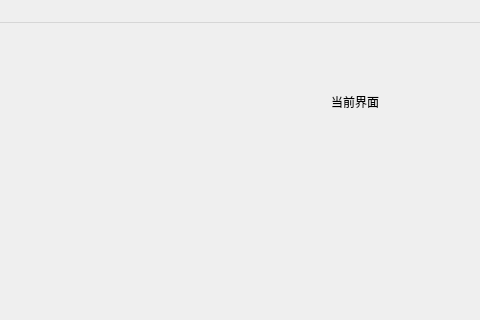
3548848289/SmartDesk, file ui/mainwindow.ui: the form before one commit; both pictures show x 269 to 749 and y 0 to 320 of the 1000 by 700 pixel window.
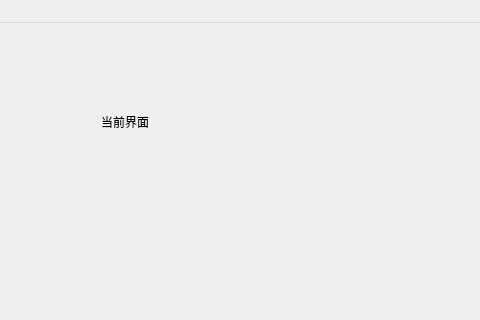
The form after the commit. Icons and pictures are not drawn.

```diff
--- a/ui/mainwindow.ui
+++ b/ui/mainwindow.ui
@@ -23,8 +23,8 @@
    <widget class="QWidget" name="combinedWidget" native="true">
     <property name="geometry">
      <rect>
-      <x>600</x>
-      <y>70</y>
+      <x>370</x>
+      <y>90</y>
       <width>271</width>
       <height>441</height>
      </rect>
```
